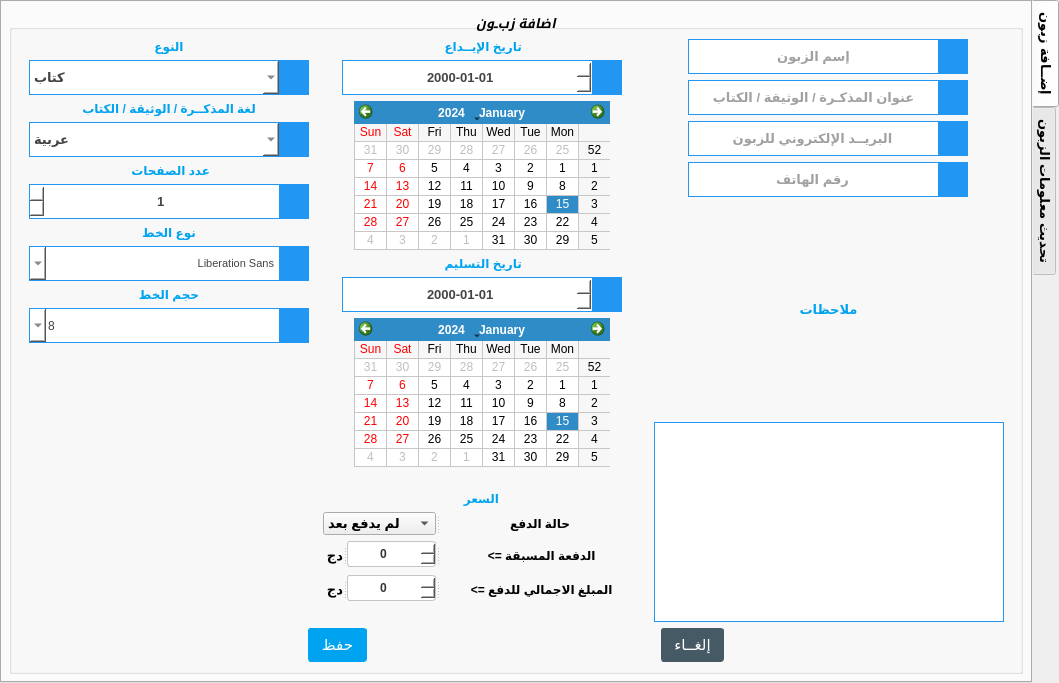
This is tabwidgetclients.ui in ashraf-kx/maktaba-assistant as Qt 5 draws it before an edit. The edited form follows.
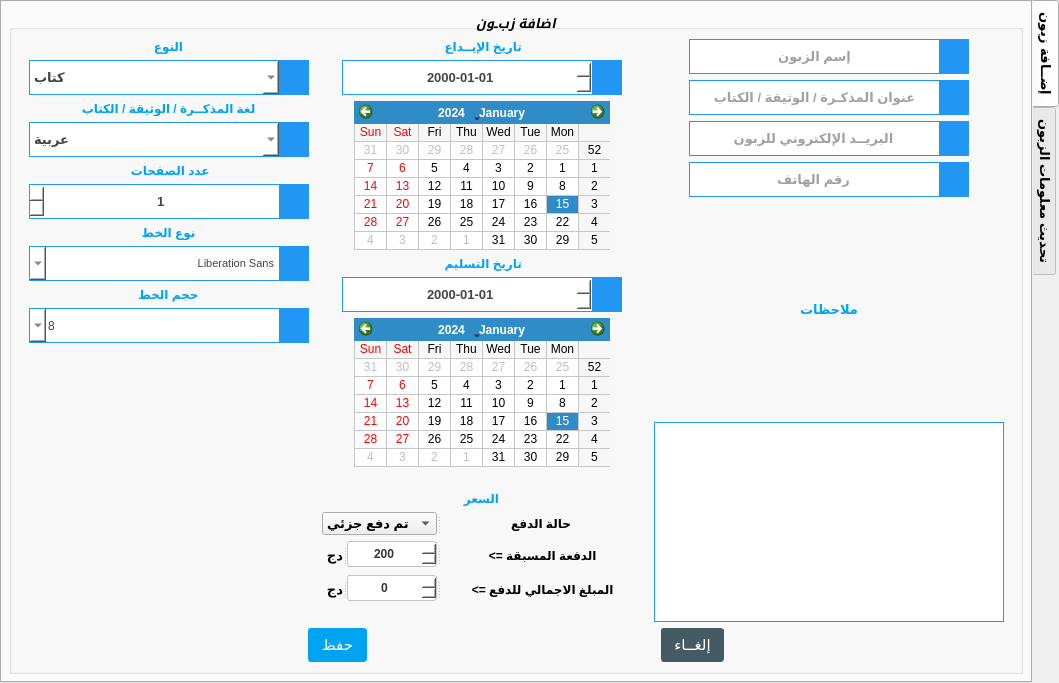
This is the edited form. Icons and pictures are not drawn.

Commit message: update scoll data list payement

What changed in the file:
```diff
--- a/tabwidgetclients.ui
+++ b/tabwidgetclients.ui
@@ -1232,7 +1232,7 @@
               </property>
               <item>
                <property name="text">
-                <string>لم يدفع بعد</string>
+                <string>تم دفع جزئي</string>
                </property>
               </item>
               <item>
@@ -1362,6 +1362,9 @@
                <property name="maximum">
                 <number>100000</number>
                </property>
+               <property name="value">
+                <number>200</number>
+               </property>
               </widget>
              </widget>
              <widget class="QLabel" name="LB_price_2">
```
Left out of the diff: 6 changed lines with no effect on the pictures.
